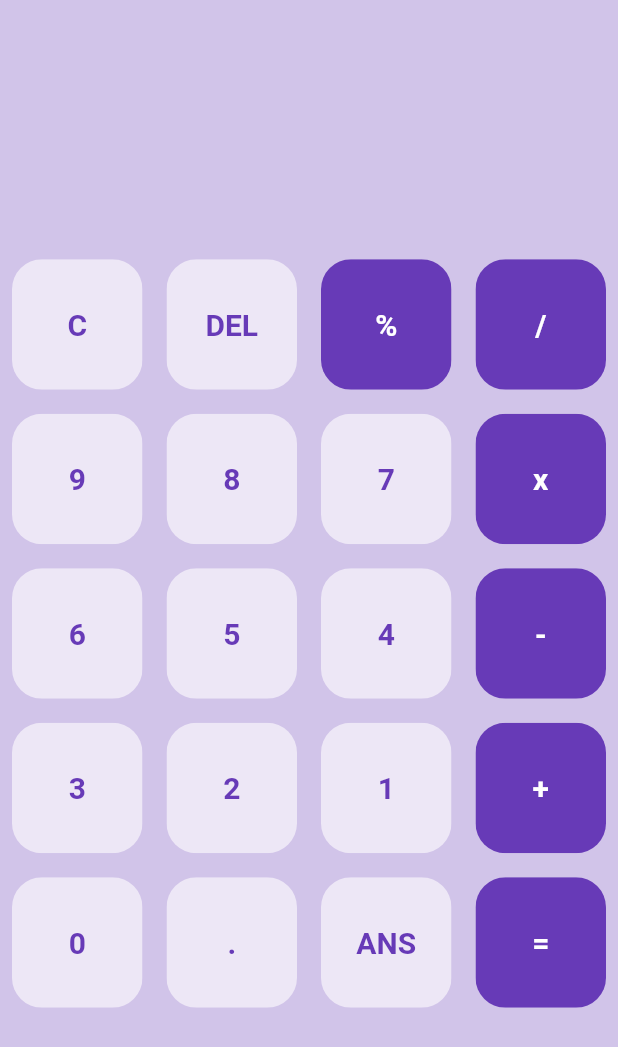
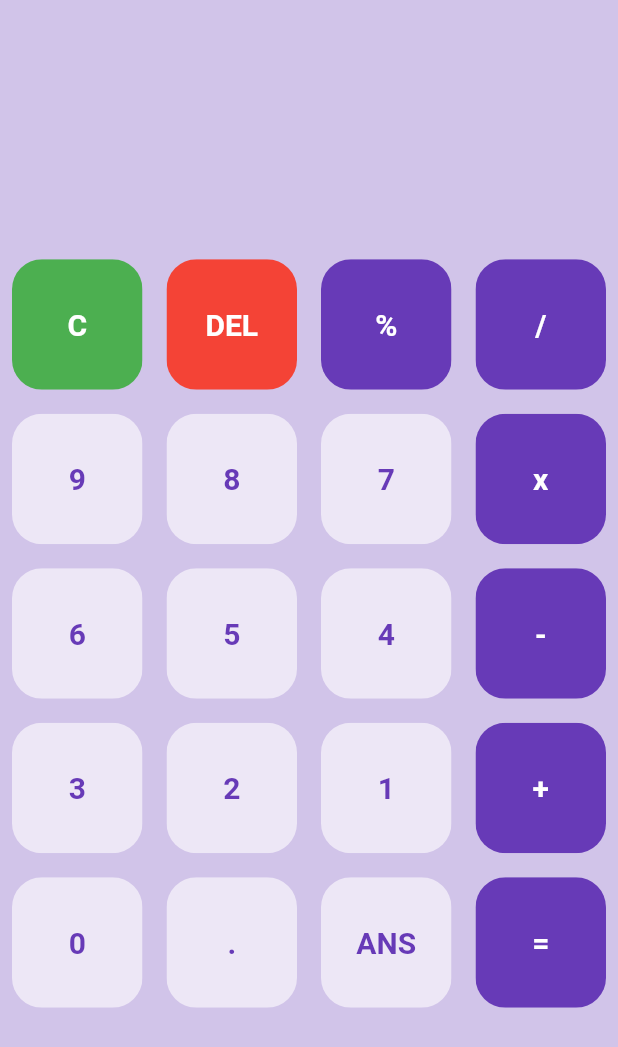
Before and after one commit to VimarshanaBandara/Flutter-Calculator, a Flutter app: the screen it shows after launch, on a phone screen of 412 x 824 dp. Shown: the top 1047 px of the screen. Run offline on Flutter 3.47's test engine with Material 2 defaults, Android fonts, the phone set to English and light mode, and no system bars.

Commit message:
Change the button colors

```diff
--- a/lib/main.dart
+++ b/lib/main.dart
@@ -45,8 +45,19 @@ class _HomePageState extends State<HomePage> {
                 itemCount: buttons.length,
                   gridDelegate: SliverGridDelegateWithFixedCrossAxisCount(crossAxisCount: 4),
                   itemBuilder: (BuildContext context , int index){
+                  if(index==0){
+                    return MyButton(buttons[index],Colors.green ,Colors.white);
+                  }
+                  else if(index==1){
+                    return MyButton(buttons[index],Colors.red ,Colors.white );
+                  }
+                  else{
                     return MyButton(buttons[index],isOprerator(buttons[index])? Colors.deepPurple:Colors.deepPurple[50] ,
                         isOprerator(buttons[index])? Colors.white:Colors.deepPurple );
+                  }
+
+
+
                   }
               ),
             ),
```
